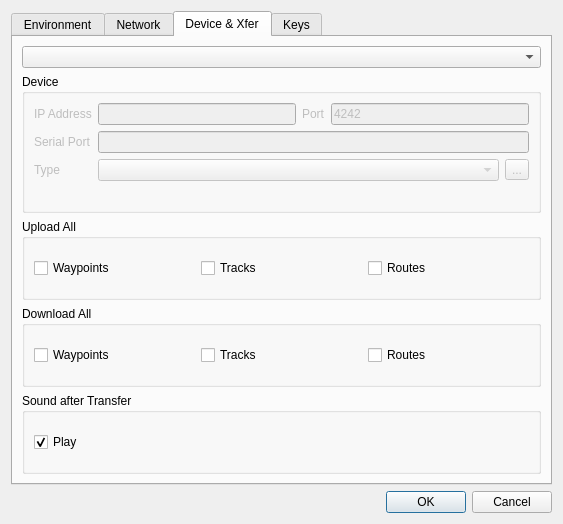
Above: src/IDlgConfig.ui from ntruchsess/QLandkarteGT before the change. Below: the same form after it.
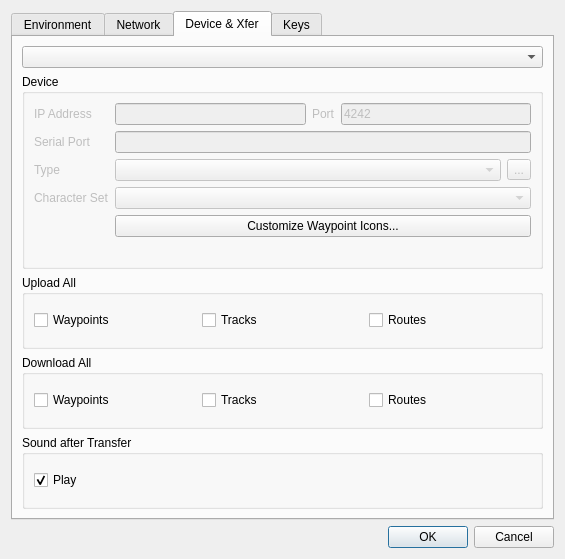
That is the form after the change. The open tabs and pages were chosen to show the change.

Commit message: add selectable char set for Garmin devices add tooltips for device setup move Garmin custom icon setup to device setup

What changed in the file:
```diff
--- a/src/IDlgConfig.ui
+++ b/src/IDlgConfig.ui
@@ -6,8 +6,8 @@
    <rect>
     <x>0</x>
     <y>0</y>
-    <width>563</width>
-    <height>524</height>
+    <width>565</width>
+    <height>559</height>
    </rect>
   </property>
   <property name="windowTitle">
@@ -316,7 +316,7 @@
             </item>
            </layout>
           </item>
-          <item row="3" column="1">
+          <item row="5" column="1">
            <widget class="QLabel" name="labelMessage">
             <property name="text">
              <string/>
@@ -329,6 +329,33 @@
             </property>
            </widget>
           </item>
+          <item row="3" column="1">
+           <widget class="QComboBox" name="comboDevCharset">
+            <property name="enabled">
+             <bool>false</bool>
+            </property>
+           </widget>
+          </item>
+          <item row="3" column="0">
+           <widget class="QLabel" name="labelDevCharset">
+            <property name="enabled">
+             <bool>false</bool>
+            </property>
+            <property name="text">
+             <string>Character Set</string>
+            </property>
+           </widget>
+          </item>
+          <item row="4" column="1">
+           <widget class="QPushButton" name="buttonGarminIcons">
+            <property name="toolTip">
+             <string>Define custom icons for Garmin Devices.</string>
+            </property>
+            <property name="text">
+             <string>Customize Waypoint Icons...</string>
+            </property>
+           </widget>
+          </item>
          </layout>
         </widget>
        </item>
```
Left out of the diff: 20 changed lines with no effect on the pictures. The commit also changes 8 other files.
